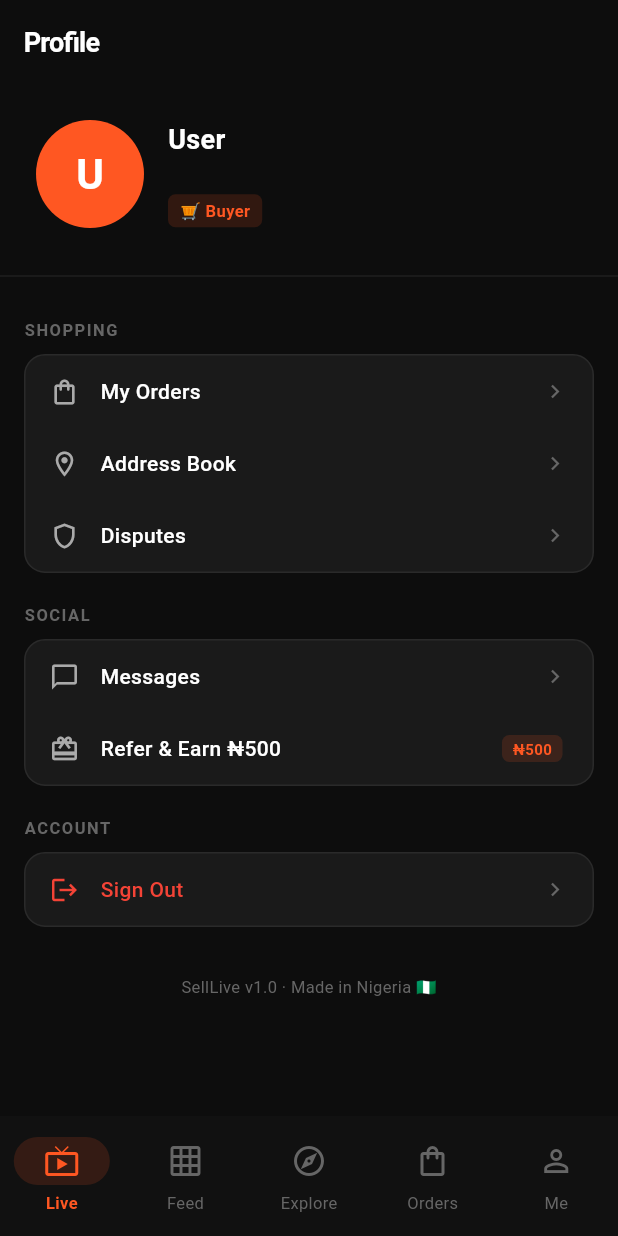
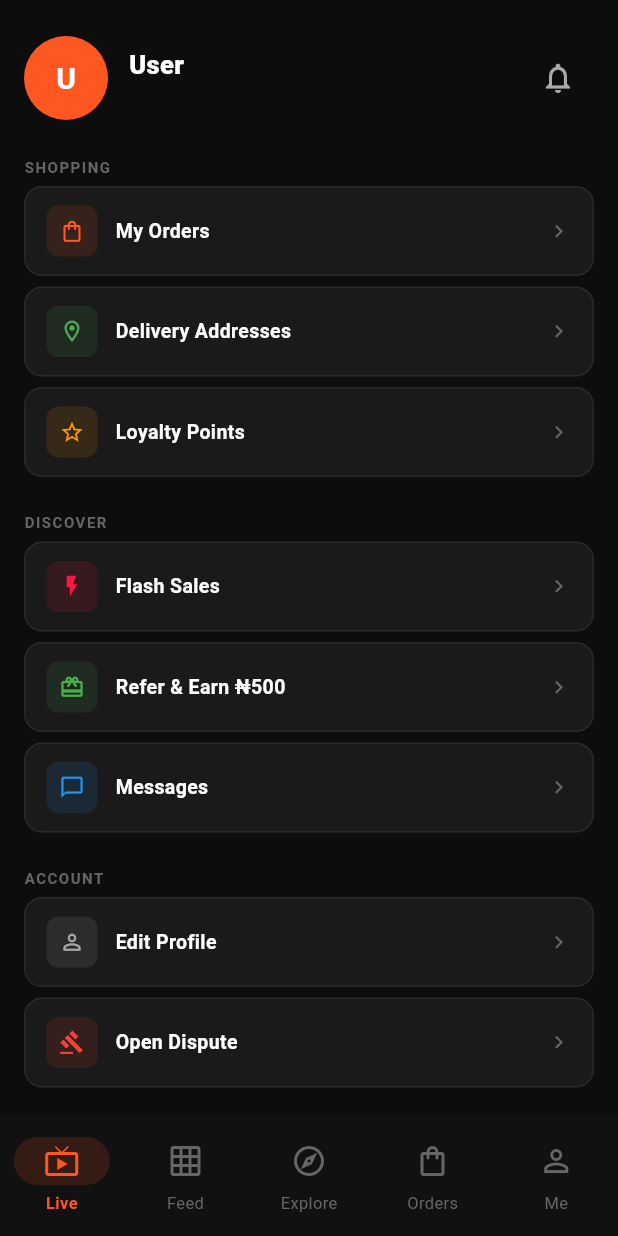
Before and after one commit to ibitoyeoluwasegunemmanuel-ops/selllive, a Flutter app: the ProfileScreen screen opened by its route, on a phone screen of 412 x 824 dp. Run offline on Flutter 3.47's test engine with Material 3 defaults, Android fonts, the phone set to English and light mode, and no system bars; our stand-ins replace cached_network_image, dio, firebase_messaging, flutter_local_notifications, go_router, image_picker and 5 more; accounts and stored records are empty; Roboto replaces fonts that are missing (SF Pro Display); statements that could not run were skipped.

Commit message:
feat: product catalog management, profile screen, rate limiter fix, API root + test routes

```diff
--- a/flutter_app/lib/router.dart
+++ b/flutter_app/lib/router.dart
@@ -22,6 +22,7 @@ import 'screens/features/features_screens.dart';
 import 'screens/onboarding/seller_onboarding_screen.dart';
 import 'screens/search/search_screen.dart';
 import 'screens/seller_profile/seller_profile_screen.dart';
+import 'screens/seller/seller_products_screen.dart';
 
 final _rootKey  = GlobalKey<NavigatorState>(debugLabel: 'root');
 final _shellKey = GlobalKey<NavigatorState>(debugLabel: 'shell');
@@ -78,6 +79,9 @@ GoRouter buildRouter(AuthService auth) => GoRouter(
     GoRoute(path: '/disputes',      parentNavigatorKey: _rootKey,
       builder: (_, state) => DisputesScreen(orderId: state.extra as String?)),
     GoRoute(path: '/analytics',     parentNavigatorKey: _rootKey, builder: (_, __) => const AnalyticsScreen()),
+    GoRoute(path: '/seller/products',   parentNavigatorKey: _rootKey, builder: (_, __) => const SellerProductsScreen()),
+    GoRoute(path: '/notifications',     parentNavigatorKey: _rootKey, builder: (_, __) => const HomeScreen()),
+    GoRoute(path: '/verification',      parentNavigatorKey: _rootKey, builder: (_, __) => const HomeScreen()),
     GoRoute(path: '/onboarding/seller', parentNavigatorKey: _rootKey, builder: (_, __) => const SellerOnboardingScreen()),
     GoRoute(path: '/search',            parentNavigatorKey: _rootKey,
       builder: (_, state) => SearchScreen(initialQuery: state.extra as String?)),
--- a/flutter_app/lib/screens/profile/profile_screen.dart
+++ b/flutter_app/lib/screens/profile/profile_screen.dart
@@ -3,6 +3,7 @@ import 'package:flutter/material.dart';
 import 'package:go_router/go_router.dart';
 import 'package:provider/provider.dart';
 import '../../services/auth_service.dart';
+import '../../services/api_service.dart';
 import '../../theme.dart';
 
 class ProfileScreen extends StatelessWidget {
@@ -16,139 +17,145 @@ class ProfileScreen extends StatelessWidget {
 
     return Scaffold(
       backgroundColor: SellLiveTheme.bgDark,
-      appBar: AppBar(title: const Text('Profile')),
-      body: ListView(
-        children: [
-          // Avatar + name
-          Container(
-            padding: const EdgeInsets.all(24),
-            child: Row(
-              children: [
-                CircleAvatar(
-                  radius: 36,
-                  backgroundColor: SellLiveTheme.primaryOrange,
-                  child: Text(
-                    (user?['name'] ?? 'U')[0].toUpperCase(),
-                    style: const TextStyle(color: Colors.white, fontSize: 28, fontWeight: FontWeight.w700),
-                  ),
-                ),
-                const SizedBox(width: 16),
-                Expanded(
-                  child: Column(
-                    crossAxisAlignment: CrossAxisAlignment.start,
-                    children: [
-                      Text(user?['name'] ?? 'User', style: const TextStyle(color: Colors.white, fontWeight: FontWeight.w700, fontSize: 18)),
-                      Text(user?['phone'] ?? '', style: const TextStyle(color: SellLiveTheme.textSecondary, fontSize: 13)),
-                      const SizedBox(height: 4),
-                      Container(
-                        padding: const EdgeInsets.symmetric(horizontal: 8, vertical: 3),
-                        decoration: BoxDecoration(color: SellLiveTheme.primaryOrange.withOpacity(0.15), borderRadius: BorderRadius.circular(5)),
-                        child: Text(isSeller ? '🛍️ Seller' : '🛒 Buyer',
-                            style: const TextStyle(color: SellLiveTheme.primaryOrange, fontSize: 11, fontWeight: FontWeight.w700)),
-                      ),
-                    ],
-                  ),
-                ),
-              ],
-            ),
-          ),
+      body: SafeArea(
+        child: SingleChildScrollView(
+          padding: const EdgeInsets.all(16),
+          child: Column(children: [
+            const SizedBox(height: 8),
+            _buildHeader(context, user, isSeller),
+            const SizedBox(height: 20),
 
-          const Divider(color: Color(0xFF1E1E1E)),
+            if (isSeller) ...[
+              _label('SELLER TOOLS'),
+              _tile(context, Icons.live_tv, 'Go Live', const Color(0xFFFF1744), '/go-live'),
+              _tile(context, Icons.inventory_2_outlined, 'My Products', const Color(0xFF4CAF50), '/seller/products'),
+              _tile(context, Icons.bar_chart_rounded, 'Analytics', const Color(0xFF2196F3), '/analytics'),
+              _tile(context, Icons.account_balance_wallet_outlined, 'Wallet & Payouts', const Color(0xFF9C27B0), '/wallet'),
+              _tile(context, Icons.verified_outlined, 'Get Verified', const Color(0xFF00BCD4), '/verification'),
+              const SizedBox(height: 12),
+            ],
 
-          // Seller features
-          if (isSeller) ...[
-            _Section(title: 'Seller Tools', items: [
-              _Item(icon: Icons.dashboard, label: 'Dashboard', onTap: () => context.push('/seller/dashboard')),
-              _Item(icon: Icons.account_balance_wallet, label: 'Wallet & Payouts', onTap: () => context.push('/wallet')),
-              _Item(icon: Icons.bar_chart, label: 'Analytics', onTap: () => context.push('/analytics')),
-              _Item(icon: Icons.flash_on, label: 'Flash Sales', badge: 'NEW', onTap: () => context.push('/flash-sales')),
-              _Item(icon: Icons.live_tv, label: 'Go Live', onTap: () => context.push('/go-live')),
-            ]),
-          ],
+            _label('SHOPPING'),
+            _tile(context, Icons.shopping_bag_outlined, 'My Orders', SellLiveTheme.primaryOrange, '/orders'),
+            _tile(context, Icons.location_on_outlined, 'Delivery Addresses', const Color(0xFF4CAF50), '/addresses'),
+            _tileAction(context, Icons.star_outline, 'Loyalty Points', const Color(0xFFFF9800), () => _showPoints(context)),
+            const SizedBox(height: 12),
 
-          // Buyer features
-          _Section(title: 'Shopping', items: [
-            _Item(icon: Icons.shopping_bag_outlined, label: 'My Orders', onTap: () => context.push('/orders')),
-            _Item(icon: Icons.location_on_outlined, label: 'Address Book', onTap: () => context.push('/addresses')),
-            _Item(icon: Icons.shield_outlined, label: 'Disputes', onTap: () => context.push('/disputes')),
+            _label('DISCOVER'),
+            _tile(context, Icons.flash_on_outlined, 'Flash Sales', const Color(0xFFFF1744), '/flash-sales'),
+            _tile(context, Icons.card_giftcard_outlined, 'Refer & Earn ₦500', const Color(0xFF4CAF50), '/referral'),
+            _tile(context, Icons.chat_bubble_outline, 'Messages', const Color(0xFF2196F3), '/messages'),
+            const SizedBox(height: 12),
+
+            _label('ACCOUNT'),
+            _tileAction(context, Icons.person_outline, 'Edit Profile', SellLiveTheme.textSecondary, () => _editProfile(context, user)),
+            _tileAction(context, Icons.gavel_outlined, 'Open Dispute', const Color(0xFFF44336), () => context.push('/disputes')),
+            const SizedBox(height: 16),
+
+            SizedBox(width: double.infinity, child: OutlinedButton.icon(
+              onPressed: () => _logout(context),
+              icon: const Icon(Icons.logout, color: SellLiveTheme.error, size: 18),
+              label: const Text('Log Out', style: TextStyle(color: SellLiveTheme.error)),
+              style: OutlinedButton.styleFrom(side: const BorderSide(color: SellLiveTheme.error), padding: const EdgeInsets.symmetric(vertical: 14)),
+            )),
+            const SizedBox(height: 12),
+            const Text('SellLive v1.0 · Made in Lagos 🇳🇬', style: TextStyle(color: SellLiveTheme.textHint, fontSize: 11)),
+            const SizedBox(height: 24),
           ]),
-
-          // Social
-          _Section(title: 'Social', items: [
-            _Item(icon: Icons.chat_bubble_outline, label: 'Messages', onTap: () => context.push('/messages')),
-            _Item(icon: Icons.card_giftcard, label: 'Refer & Earn ₦500', badge: '₦500', onTap: () => context.push('/referral')),
-          ]),
-
-          // Account
-          _Section(title: 'Account', items: [
-            _Item(icon: Icons.logout, label: 'Sign Out', color: SellLiveTheme.error,
-              onTap: () async {
-                await context.read<AuthService>().logout();
-                if (context.mounted) context.go('/auth/phone');
-              }),
-          ]),
-
-          const SizedBox(height: 32),
-          const Center(child: Text('SellLive v1.0 · Made in Nigeria 🇳🇬', style: TextStyle(color: SellLiveTheme.textHint, fontSize: 11))),
-          const SizedBox(height: 24),
-        ],
+        ),
       ),
     );
   }
+
+  Widget _buildHeader(BuildContext context, Map<String,dynamic>? user, bool isSeller) {
+    final name = user?['name'] ?? 'User';
+    return Row(children: [
+      CircleAvatar(radius: 28, backgroundColor: SellLiveTheme.primaryOrange,
+          child: Text(name.isNotEmpty ? name[0].toUpperCase() : 'U',
+              style: const TextStyle(color: Colors.white, fontSize: 20, fontWeight: FontWeight.w700))),
+      const SizedBox(width: 14),
+      Expanded(child: Column(crossAxisAlignment: CrossAxisAlignment.start, children: [
+        Text(name, style: const TextStyle(color: Colors.white, fontSize: 17, fontWeight: FontWeight.w800)),
+        Text(user?['phone'] ?? '', style: const TextStyle(color: SellLiveTheme.textSecondary, fontSize: 12)),
+        if (isSeller) ...[
+          const SizedBox(height: 4),
+          Container(padding: const EdgeInsets.symmetric(horizontal: 8, vertical: 2),
+              decoration: BoxDecoration(color: SellLiveTheme.primaryOrange.withOpacity(0.12), borderRadius: BorderRadius.circular(6), border: Border.all(color: SellLiveTheme.primaryOrange.withOpacity(0.4))),
+              child: const Text('🏪 Seller', style: TextStyle(color: SellLiveTheme.primaryOrange, fontSize: 10, fontWeight: FontWeight.w700))),
+        ],
+      ])),
+      IconButton(icon: const Icon(Icons.notifications_outlined, color: SellLiveTheme.textSecondary), onPressed: () {}),
+    ]);
+  }
+
+  Widget _label(String t) => Padding(padding: const EdgeInsets.only(bottom: 6, top: 4),
+      child: Align(alignment: Alignment.centerLeft, child: Text(t, style: const TextStyle(color: SellLiveTheme.textHint, fontSize: 10, fontWeight: FontWeight.w700, letterSpacing: 1))));
+
+  Widget _tile(BuildContext context, IconData icon, String label, Color color, String route) =>
+      _tileAction(context, icon, label, color, () => context.push(route));
+
+  Widget _tileAction(BuildContext context, IconData icon, String label, Color color, VoidCallback onTap) =>
+      GestureDetector(onTap: onTap, child: Container(
+        margin: const EdgeInsets.only(bottom: 7),
+        padding: const EdgeInsets.symmetric(horizontal: 14, vertical: 12),
+        decoration: BoxDecoration(color: SellLiveTheme.bgCard, borderRadius: BorderRadius.circular(12), border: Border.all(color: const Color(0xFF2A2A2A))),
+        child: Row(children: [
+          Container(width: 34, height: 34, decoration: BoxDecoration(color: color.withOpacity(0.12), borderRadius: BorderRadius.circular(8)),
+              child: Icon(icon, color: color, size: 17)),
+          const SizedBox(width: 12),
+          Expanded(child: Text(label, style: const TextStyle(color: Colors.white, fontSize: 13, fontWeight: FontWeight.w600))),
+          const Icon(Icons.chevron_right, color: SellLiveTheme.textHint, size: 17),
+        ]),
+      ));
+
+  void _showPoints(BuildContext context) async {
+    try {
+      final data = await context.read<ApiService>().get('/loyalty');
+      if (!context.mounted) return;
+      showModalBottomSheet(context: context, backgroundColor: SellLiveTheme.bgCard,
+          shape: const RoundedRectangleBorder(borderRadius: BorderRadius.vertical(top: Radius.circular(20))),
+          builder: (_) => Padding(padding: const EdgeInsets.all(24), child: Column(mainAxisSize: MainAxisSize.min, children: [
+            const Text('🏆', style: TextStyle(fontSize: 44)),
+            const SizedBox(height: 10),
+            Text('${data['points']} Points', style: const TextStyle(color: Colors.white, fontSize: 26, fontWeight: FontWeight.w800)),
+            Text('Worth ₦${data['naira_value']}', style: const TextStyle(color: SellLiveTheme.primaryOrange, fontSize: 15, fontWeight: FontWeight.w600)),
+            const SizedBox(height: 6),
+            Text('${data['points_to_next']} more points to next ₦500 reward', style: const TextStyle(color: SellLiveTheme.textSecondary, fontSize: 13)),
+            const SizedBox(height: 20),
+            if ((data['rewards_available'] as int? ?? 0) > 0)
+              ElevatedButton(onPressed: () {}, child: const Text('Redeem 100 pts for ₦500')),
+          ])));
+    } catch (_) {}
+  }
+
+  void _editProfile(BuildContext context, Map<String,dynamic>? user) {
+    final ctrl = TextEditingController(text: user?['name'] ?? '');
+    showModalBottomSheet(context: context, isScrollControlled: true, backgroundColor: SellLiveTheme.bgCard,
+        shape: const RoundedRectangleBorder(borderRadius: BorderRadius.vertical(top: Radius.circular(20))),
+        builder: (ctx) => Padding(
+          padding: EdgeInsets.fromLTRB(20, 20, 20, MediaQuery.of(ctx).viewInsets.bottom + 20),
+          child: Column(mainAxisSize: MainAxisSize.min, crossAxisAlignment: CrossAxisAlignment.start, children: [
+            const Text('Edit Profile', style: TextStyle(color: Colors.white, fontWeight: FontWeight.w800, fontSize: 18)),
+            const SizedBox(height: 14),
+            TextField(controller: ctrl, style: const TextStyle(color: Colors.white), decoration: const InputDecoration(labelText: 'Name', hintText: 'Your full name')),
+            const SizedBox(height: 18),
+            SizedBox(width: double.infinity, child: ElevatedButton(onPressed: () async {
+              await context.read<ApiService>().post('/auth/update-profile', {'name': ctrl.text.trim()});
+              context.read<AuthService>().updateUser({'name': ctrl.text.trim()});
+              if (context.mounted) Navigator.pop(context);
+            }, child: const Text('Save'))),
+          ]),
+        ));
+  }
+
+  void _logout(BuildContext context) => showDialog(context: context, builder: (_) => AlertDialog(
+    backgroundColor: SellLiveTheme.bgCard,
+    title: const Text('Log Out?', style: TextStyle(color: Colors.white)),
+    content: const Text('You will need to enter your phone number again.', style: TextStyle(color: SellLiveTheme.textSecondary)),
+    actions: [
+      TextButton(onPressed: () => Navigator.pop(context), child: const Text('Cancel')),
+      TextButton(onPressed: () async { Navigator.pop(context); await context.read<AuthService>().logout(); },
+          child: const Text('Log Out', style: TextStyle(color: SellLiveTheme.error))),
+    ],
+  ));
 }
-
-class _Section extends StatelessWidget {
-  final String title;
-  final List<Widget> items;
-  const _Section({required this.title, required this.items});
-
-  @override
-  Widget build(BuildContext context) => Column(
-    crossAxisAlignment: CrossAxisAlignment.start,
-    children: [
-      Padding(
-        padding: const EdgeInsets.fromLTRB(16, 20, 16, 8),
-        child: Text(title.toUpperCase(), style: const TextStyle(color: SellLiveTheme.textHint, fontSize: 11, fontWeight: FontWeight.w700, letterSpacing: 1)),
-      ),
-      Container(
-        margin: const EdgeInsets.symmetric(horizontal: 16),
-        decoration: BoxDecoration(color: SellLiveTheme.bgCard, borderRadius: BorderRadius.circular(14), border: Border.all(color: const Color(0xFF2A2A2A))),
-        child: Column(children: items),
-      ),
-    ],
-  );
-}
-
-class _Item extends StatelessWidget {
-  final IconData icon;
-  final String label;
-  final String? badge;
-  final Color? color;
-  final VoidCallback onTap;
-
-  const _Item({required this.icon, required this.label, required this.onTap, this.badge, this.color});
-
-  @override
-  Widget build(BuildContext context) => InkWell(
-    onTap: onTap,
-    borderRadius: BorderRadius.circular(14),
-    child: Padding(
-      padding: const EdgeInsets.symmetric(horizontal: 16, vertical: 14),
-      child: Row(
-        children: [
-          Icon(icon, color: color ?? SellLiveTheme.textSecondary, size: 20),
-          const SizedBox(width: 14),
-          Expanded(child: Text(label, style: TextStyle(color: color ?? Colors.white, fontSize: 14, fontWeight: FontWeight.w500))),
-          if (badge != null)
-            Container(
-              padding: const EdgeInsets.symmetric(horizontal: 7, vertical: 2),
-              decoration: BoxDecoration(color: SellLiveTheme.primaryOrange.withOpacity(0.15), borderRadius: BorderRadius.circular(5)),
-              child: Text(badge!, style: const TextStyle(color: SellLiveTheme.primaryOrange, fontSize: 10, fontWeight: FontWeight.w700)),
-            ),
-          const SizedBox(width: 4),
-          if (badge == null) const Icon(Icons.chevron_right, color: SellLiveTheme.textHint, size: 18),
-        ],
-      ),
-    ),
-  );
-}
```
Also changed, not shown: flutter_app/lib/screens/seller/seller_products_screen.dart (added, +217 -0 lines), flutter_app/lib/services/api_service.dart (+16 -0 lines), 2 other files.
